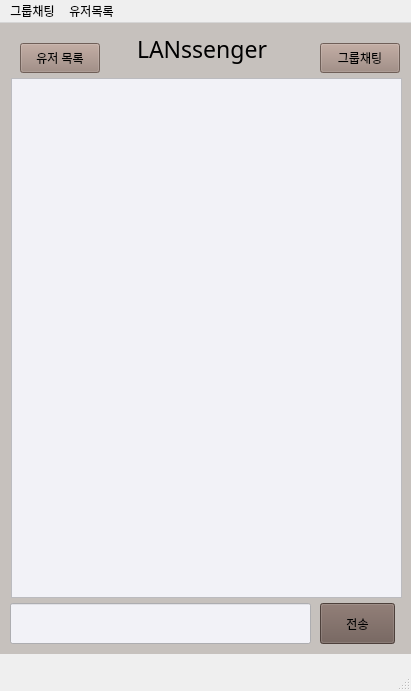
Qt form src/client/gui/mainwindow.ui (TaehyunJeon0203/lanssenger) before a commit.
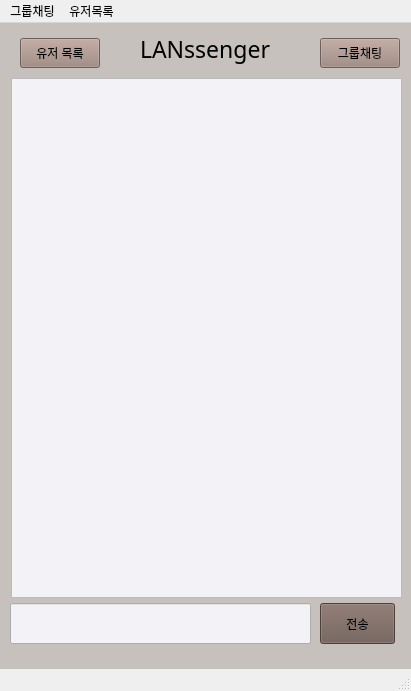
The same form after that commit.

Commit message: 버튼 위치 조정

Patch:
```diff
--- a/src/client/gui/mainwindow.ui
+++ b/src/client/gui/mainwindow.ui
@@ -20,7 +20,7 @@
       <x>0</x>
       <y>0</y>
       <width>411</width>
-      <height>631</height>
+      <height>731</height>
      </rect>
     </property>
     <property name="styleSheet">
@@ -65,7 +65,7 @@
       <property name="geometry">
        <rect>
         <x>320</x>
-        <y>20</y>
+        <y>15</y>
         <width>80</width>
         <height>30</height>
        </rect>
@@ -95,7 +95,7 @@
      <widget class="QLabel" name="currentRoomLabel_2">
       <property name="geometry">
        <rect>
-        <x>137</x>
+        <x>140</x>
         <y>10</y>
         <width>150</width>
         <height>31</height>
@@ -115,7 +115,7 @@
       <property name="geometry">
        <rect>
         <x>20</x>
-        <y>20</y>
+        <y>15</y>
         <width>80</width>
         <height>30</height>
        </rect>
```
Left out of the diff: 6 changed lines with no effect on the pictures. The commit also changes 1 other file.
